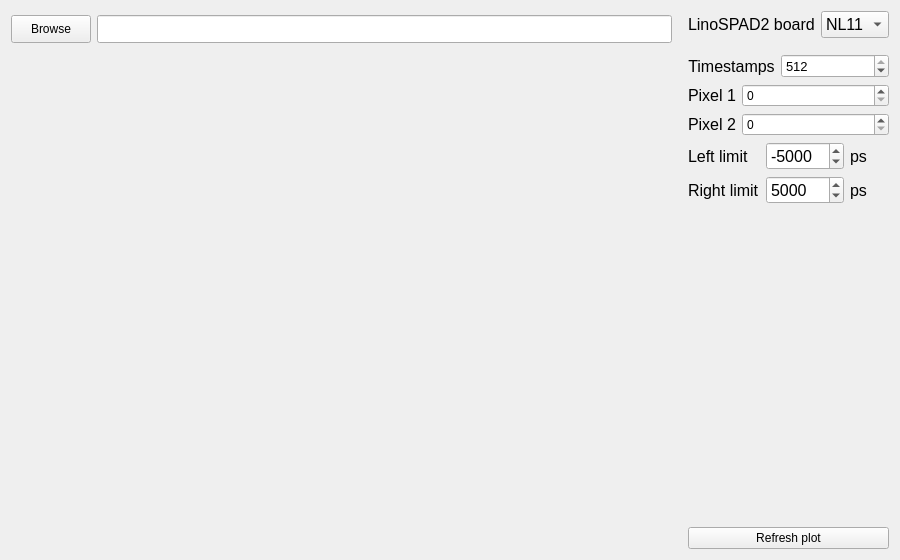
The window that graphic/ui/DeltaT_tab_c.ui (rngKomorebi/daplis-rtp) describes before a commit, drawn with Qt 5.
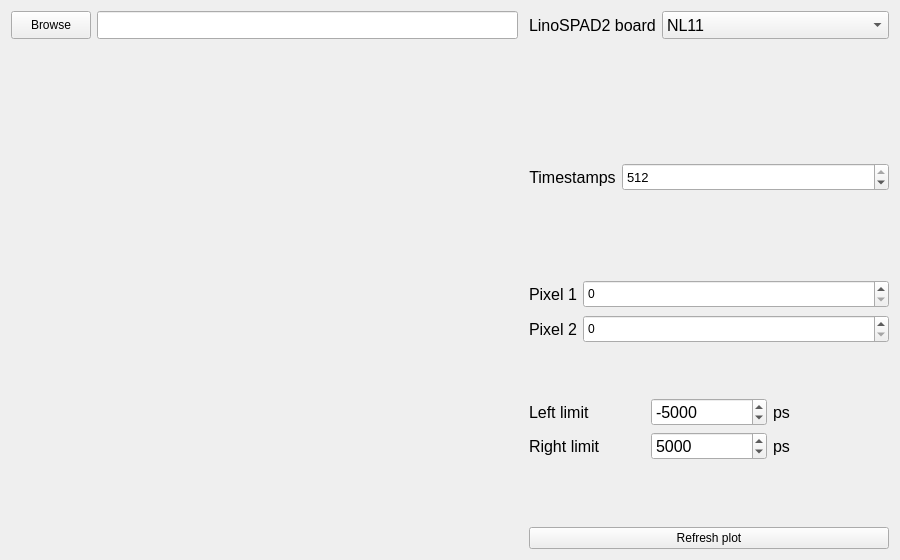
The same window after the commit.

Commit message:
Figure widget dimensions fix
Set the same and fixed dimensions for the figure widget for all tabs.

Diff of the .ui file:
```diff
--- a/graphic/ui/DeltaT_tab_c.ui
+++ b/graphic/ui/DeltaT_tab_c.ui
@@ -20,7 +20,41 @@
    <string>Form</string>
   </property>
   <layout class="QGridLayout" name="gridLayout">
-   <item row="3" column="2">
+   <item row="0" column="0">
+    <widget class="QPushButton" name="pushButton_browse">
+     <property name="minimumSize">
+      <size>
+       <width>0</width>
+       <height>28</height>
+      </size>
+     </property>
+     <property name="font">
+      <font>
+       <pointsize>9</pointsize>
+      </font>
+     </property>
+     <property name="text">
+      <string>Browse</string>
+     </property>
+    </widget>
+   </item>
+   <item row="0" column="1">
+    <widget class="QLineEdit" name="lineEdit_browse">
+     <property name="sizePolicy">
+      <sizepolicy hsizetype="Expanding" vsizetype="Fixed">
+       <horstretch>0</horstretch>
+       <verstretch>0</verstretch>
+      </sizepolicy>
+     </property>
+     <property name="minimumSize">
+      <size>
+       <width>400</width>
+       <height>28</height>
+      </size>
+     </property>
+    </widget>
+   </item>
+   <item row="0" column="2" rowspan="2">
     <spacer name="horizontalSpacer">
      <property name="orientation">
       <enum>Qt::Horizontal</enum>
@@ -30,33 +64,73 @@
      </property>
      <property name="sizeHint" stdset="0">
       <size>
-       <width>10</width>
-       <height>10</height>
+       <width>5</width>
+       <height>20</height>
       </size>
      </property>
     </spacer>
    </item>
-   <item row="6" column="3">
-    <spacer name="verticalSpacer">
-     <property name="orientation">
-      <enum>Qt::Vertical</enum>
+   <item row="0" column="3" rowspan="2">
+    <layout class="QFormLayout" name="formLayout_4">
+     <property name="bottomMargin">
+      <number>10</number>
      </property>
-     <property name="sizeHint" stdset="0">
+     <item row="0" column="0">
+      <widget class="QLabel" name="label_5">
+       <property name="font">
+        <font>
+         <pointsize>12</pointsize>
+        </font>
+       </property>
+       <property name="text">
+        <string>LinoSPAD2 board</string>
+       </property>
+      </widget>
+     </item>
+     <item row="0" column="1">
+      <widget class="QComboBox" name="comboBox_boardNumber">
+       <property name="minimumSize">
+        <size>
+         <width>0</width>
+         <height>28</height>
+        </size>
+       </property>
+       <property name="font">
+        <font>
+         <pointsize>12</pointsize>
+        </font>
+       </property>
+       <item>
+        <property name="text">
+         <string>NL11</string>
+        </property>
+       </item>
+       <item>
+        <property name="text">
+         <string>A5</string>
+        </property>
+       </item>
+      </widget>
+     </item>
+    </layout>
+   </item>
+   <item row="1" column="0" rowspan="4" colspan="2">
+    <widget class="QWidget" name="widget_figure" native="true">
+     <property name="sizePolicy">
+      <sizepolicy hsizetype="Preferred" vsizetype="Preferred">
+       <horstretch>0</horstretch>
+       <verstretch>0</verstretch>
+      </sizepolicy>
+     </property>
+     <property name="minimumSize">
       <size>
-       <width>20</width>
-       <height>40</height>
+       <width>500</width>
+       <height>425</height>
       </size>
-     </property>
-    </spacer>
-   </item>
-   <item row="7" column="3">
-    <widget class="QPushButton" name="pushButton_refreshPlot">
-     <property name="text">
-      <string>Refresh plot</string>
      </property>
     </widget>
    </item>
-   <item row="1" column="3" rowspan="2">
+   <item row="2" column="3">
     <layout class="QFormLayout" name="formLayout_3">
      <item row="1" column="0">
       <widget class="QLabel" name="label_timestamps">
@@ -84,6 +158,12 @@
      </item>
      <item row="1" column="1">
       <widget class="QSpinBox" name="spinBox_timestamps">
+       <property name="minimumSize">
+        <size>
+         <width>0</width>
+         <height>28</height>
+        </size>
+       </property>
        <property name="font">
         <font>
          <pointsize>10</pointsize>
@@ -101,6 +181,15 @@
    </item>
    <item row="3" column="3">
     <layout class="QFormLayout" name="formLayout">
+     <property name="sizeConstraint">
+      <enum>QLayout::SetDefaultConstraint</enum>
+     </property>
+     <property name="verticalSpacing">
+      <number>7</number>
+     </property>
+     <property name="bottomMargin">
+      <number>0</number>
+     </property>
      <item row="0" column="0">
       <widget class="QLabel" name="label_pix1">
        <property name="font">
@@ -133,6 +222,12 @@
      </item>
      <item row="0" column="1">
       <widget class="QSpinBox" name="spinBox_pix1">
+       <property name="minimumSize">
+        <size>
+         <width>0</width>
+         <height>28</height>
+        </size>
+       </property>
        <property name="maximum">
         <number>256</number>
        </property>
@@ -140,6 +235,12 @@
      </item>
      <item row="1" column="1">
       <widget class="QSpinBox" name="spinBox_pix2">
+       <property name="minimumSize">
+        <size>
+         <width>0</width>
+         <height>28</height>
+        </size>
+       </property>
        <property name="maximum">
         <number>256</number>
        </property>
@@ -208,6 +309,12 @@
      </item>
      <item row="0" column="1">
       <widget class="QSpinBox" name="spinBox_rangeLeft">
+       <property name="minimumSize">
+        <size>
+         <width>0</width>
+         <height>28</height>
+        </size>
+       </property>
        <property name="font">
         <font>
          <pointsize>12</pointsize>
@@ -229,6 +336,12 @@
      </item>
      <item row="1" column="1">
       <widget class="QSpinBox" name="spinBox_rangeRight">
+       <property name="minimumSize">
+        <size>
+         <width>0</width>
+         <height>28</height>
+        </size>
+       </property>
        <property name="font">
         <font>
          <pointsize>12</pointsize>
@@ -250,50 +363,25 @@
      </item>
     </layout>
    </item>
-   <item row="0" column="3">
-    <layout class="QFormLayout" name="formLayout_4">
-     <property name="bottomMargin">
-      <number>10</number>
+   <item row="5" column="3">
+    <spacer name="verticalSpacer">
+     <property name="orientation">
+      <enum>Qt::Vertical</enum>
      </property>
-     <item row="0" column="0">
-      <widget class="QLabel" name="label_5">
-       <property name="font">
-        <font>
-         <pointsize>12</pointsize>
-        </font>
-       </property>
-       <property name="text">
-        <string>LinoSPAD2 board</string>
-       </property>
-      </widget>
-     </item>
-     <item row="0" column="1">
-      <widget class="QComboBox" name="comboBox_boardNumber">
-       <property name="font">
-        <font>
-         <pointsize>12</pointsize>
-        </font>
-       </property>
-       <item>
-        <property name="text">
-         <string>NL11</string>
-        </property>
-       </item>
-       <item>
-        <property name="text">
-         <string>A5</string>
-        </property>
-       </item>
-      </widget>
-     </item>
-    </layout>
+     <property name="sizeHint" stdset="0">
+      <size>
+       <width>20</width>
+       <height>40</height>
+      </size>
+     </property>
+    </spacer>
    </item>
-   <item row="0" column="0">
-    <widget class="QPushButton" name="pushButton_browse">
+   <item row="6" column="3">
+    <widget class="QPushButton" name="pushButton_refreshPlot">
      <property name="minimumSize">
       <size>
-       <width>0</width>
-       <height>28</height>
+       <width>360</width>
+       <height>0</height>
       </size>
      </property>
      <property name="font">
@@ -302,27 +390,7 @@
       </font>
      </property>
      <property name="text">
-      <string>Browse</string>
-     </property>
-    </widget>
-   </item>
-   <item row="0" column="1">
-    <widget class="QLineEdit" name="lineEdit_browse">
-     <property name="minimumSize">
-      <size>
-       <width>0</width>
-       <height>28</height>
-      </size>
-     </property>
-    </widget>
-   </item>
-   <item row="1" column="0" rowspan="7" colspan="2">
-    <widget class="QWidget" name="widget_figure" native="true">
-     <property name="minimumSize">
-      <size>
-       <width>450</width>
-       <height>4</height>
-      </size>
+      <string>Refresh plot</string>
      </property>
     </widget>
    </item>
```
Left out of the diff: 5 changed lines with no effect on the pictures. The commit also changes 8 other files.
